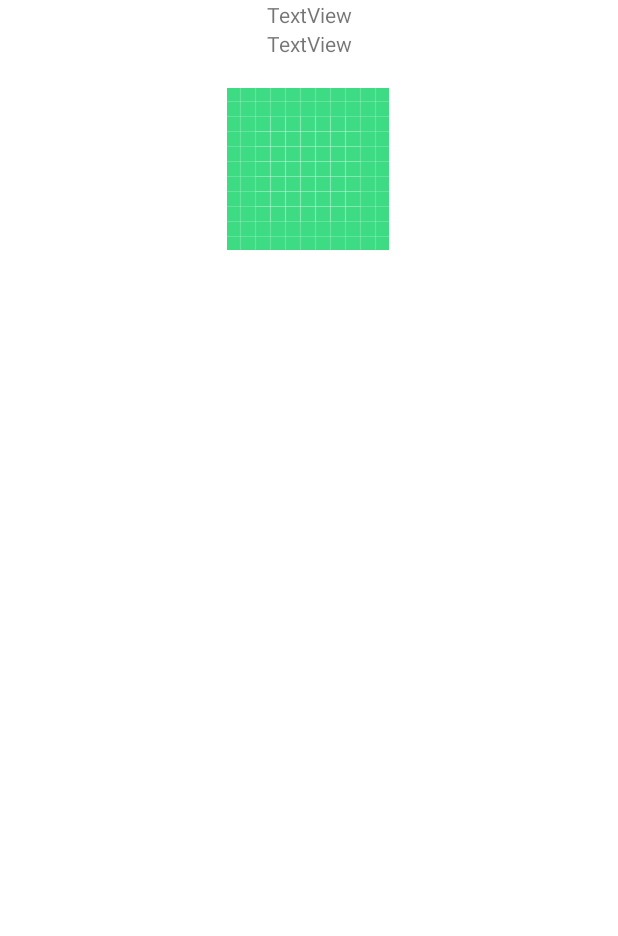
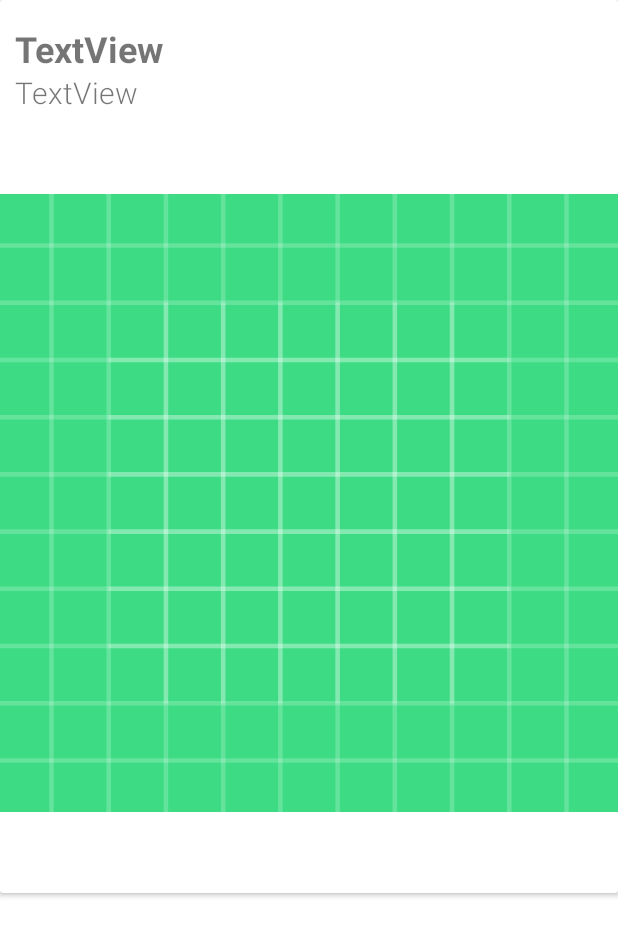
Before and after one commit to nick-k-dev/ps5-games-android-app-demo, an Android app: the layout recycler_card_layout.xml on its own in the app's theme, with its tools: preview values and no code run, on a phone screen of 412 x 824 dp. Shown: the top 936 px of the screen. Run offline under Robolectric (Android 15) with nearby library versions, the phone set to English and light mode, and no system bars.

Commit message:
Added styling and proper layout to recyclerview elements within cardView component

```diff
--- a/app/src/main/AndroidManifest.xml
+++ b/app/src/main/AndroidManifest.xml
@@ -6,6 +6,7 @@
         android:allowBackup="true"
         android:icon="@mipmap/ic_launcher"
         android:label="@string/app_name"
+        android:gravity="center_horizontal"
         android:roundIcon="@mipmap/ic_launcher_round"
         android:supportsRtl="true"
         android:theme="@style/Theme.Ps5GamesWebScraper">
--- a/app/src/main/res/layout/recycler_card_layout.xml
+++ b/app/src/main/res/layout/recycler_card_layout.xml
@@ -1,37 +1,69 @@
 <?xml version="1.0" encoding="utf-8"?>
-<androidx.constraintlayout.widget.ConstraintLayout
-    xmlns:android="http://schemas.android.com/apk/res/android"
+<androidx.constraintlayout.widget.ConstraintLayout xmlns:android="http://schemas.android.com/apk/res/android"
     xmlns:app="http://schemas.android.com/apk/res-auto"
     xmlns:tools="http://schemas.android.com/tools"
     android:layout_width="match_parent"
     android:layout_height="match_parent">
 
+    <androidx.cardview.widget.CardView
+        android:id="@+id/cardContainer"
+        android:layout_width="match_parent"
+        android:layout_height="wrap_content"
+        android:paddingVertical="30dp"
+        app:layout_constraintTop_toTopOf="parent"
+        tools:layout_editor_absoluteX="115dp">
+
+        <LinearLayout
+            android:layout_width="match_parent"
+            android:layout_height="match_parent"
+            android:orientation="vertical"
+            android:paddingVertical="10dp">
+
+            <LinearLayout
+                android:layout_width="match_parent"
+                android:layout_height="match_parent"
+                android:clipToPadding="true"
+                android:gravity="center_horizontal"
+                android:orientation="vertical"
+                android:paddingHorizontal="10dp">
+
                 <TextView
                     android:id="@+id/titleTextView"
-        android:layout_width="wrap_content"
+                    android:layout_width="match_parent"
                     android:layout_height="wrap_content"
+                    android:fontFamily="sans-serif"
+                    android:includeFontPadding="false"
+                    android:paddingTop="10dp"
                     android:text="TextView"
-        app:layout_constraintEnd_toEndOf="parent"
-        app:layout_constraintStart_toStartOf="parent"
-        app:layout_constraintTop_toTopOf="parent" />
+                    android:textAlignment="viewStart"
+                    android:textSize="24sp"
+                    android:textStyle="bold" />
 
                 <TextView
                     android:id="@+id/descriptionTextView"
-        android:layout_width="wrap_content"
+                    android:layout_width="match_parent"
                     android:layout_height="wrap_content"
+                    android:fontFamily="sans-serif-light"
+                    android:paddingBottom="10dp"
                     android:text="TextView"
-        app:layout_constraintEnd_toEndOf="parent"
-        app:layout_constraintStart_toStartOf="parent"
-        app:layout_constraintTop_toBottomOf="@+id/titleTextView" />
+                    android:textAlignment="viewStart"
+                    android:textSize="20sp" />
+            </LinearLayout>
+
+            <LinearLayout
+                android:layout_width="match_parent"
+                android:layout_height="match_parent"
+                android:gravity="center_horizontal"
+                android:orientation="horizontal">
 
                 <ImageView
                     android:id="@+id/imageView"
-        android:layout_width="wrap_content"
-        android:layout_height="wrap_content"
-        android:layout_marginTop="20dp"
-        app:layout_constraintEnd_toEndOf="parent"
-        app:layout_constraintHorizontal_bias="0.498"
-        app:layout_constraintStart_toStartOf="parent"
-        app:layout_constraintTop_toBottomOf="@+id/descriptionTextView"
+                    android:layout_width="match_parent"
+                    android:layout_height="match_parent"
+                    android:minHeight="500dp"
+                    android:paddingVertical="10dp"
                     app:srcCompat="@drawable/ic_launcher_background" />
+            </LinearLayout>
+        </LinearLayout>
+    </androidx.cardview.widget.CardView>
 </androidx.constraintlayout.widget.ConstraintLayout>
--- a/app/src/main/res/values/colors.xml
+++ b/app/src/main/res/values/colors.xml
@@ -7,4 +7,5 @@
     <color name="teal_700">#FF018786</color>
     <color name="black">#FF000000</color>
     <color name="white">#FFFFFFFF</color>
+    <color name="primaryLight">#DAE8FF</color>
 </resources>
--- a/app/src/main/res/values/strings.xml
+++ b/app/src/main/res/values/strings.xml
@@ -1,3 +1,3 @@
 <resources>
-    <string name="app_name">Ps5GamesWebScraper</string>
+    <string name="app_name">PS5 New Games</string>
 </resources>
```
Also changed, not shown: app/src/main/java/com/example/nkomarnicki/ps5gameswebscraper/MainActivity.kt (+5 -6 lines), app/src/main/java/com/example/nkomarnicki/ps5gameswebscraper/RecyclerAdapter.kt (+18 -1 lines), app/src/main/res/layout/activity_main.xml (+2 -11 lines). Lines whose indentation alone changed are shown as unchanged.
